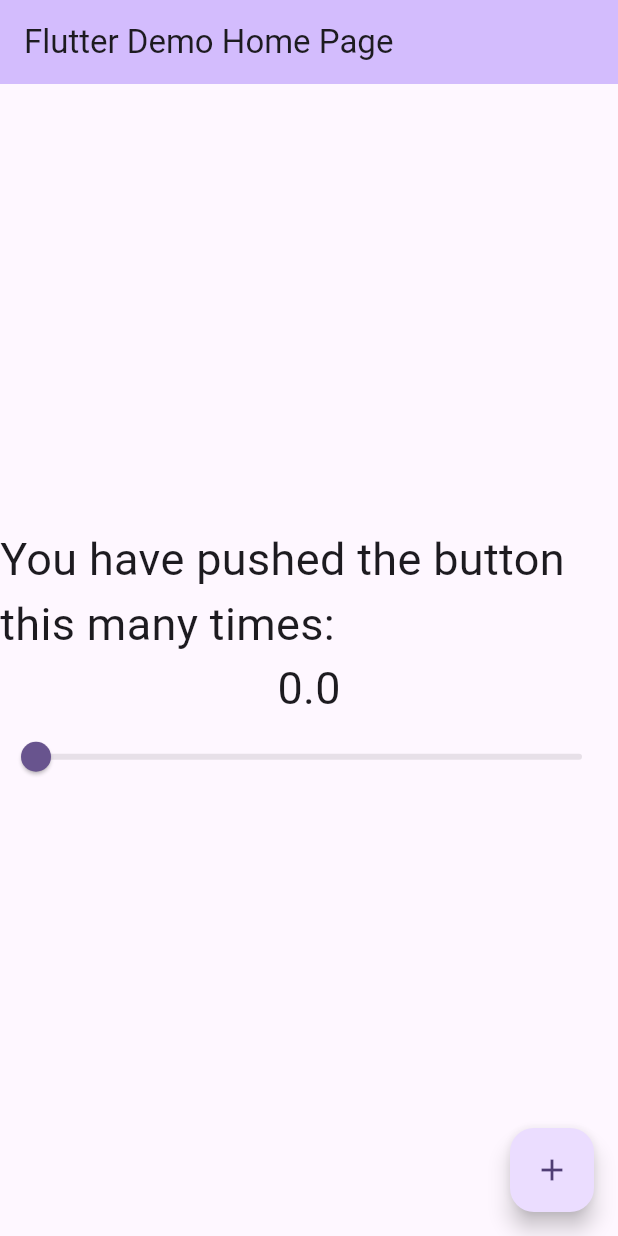
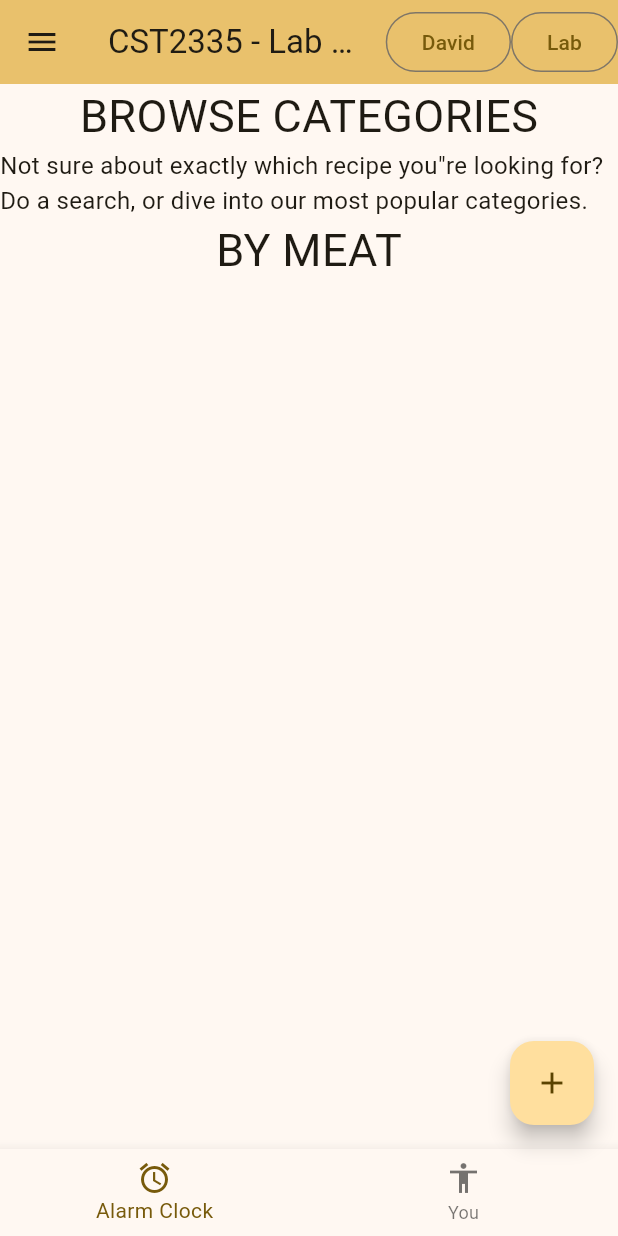
Before and after one commit to flyingV92/my_CST2335_labs, a Flutter app: the screen it shows after launch, on a phone screen of 412 x 824 dp. Run offline on Flutter 3.47's test engine with Material 3 defaults, Android fonts, the phone set to English and light mode, and no system bars.

Commit message:
finished navigation drawer

```diff
--- a/lib/main.dart
+++ b/lib/main.dart
@@ -11,27 +11,14 @@ class MyApp extends StatelessWidget {
   @override
   Widget build(BuildContext context) {
     return MaterialApp(
-      title: 'Flutter Demo',
+      title: 'My_CST2235_Labs',
       theme: ThemeData(
-        // This is the theme of your application.
-        //
-        // TRY THIS: Try running your application with "flutter run". You'll see
-        // the application has a purple toolbar. Then, without quitting the app,
-        // try changing the seedColor in the colorScheme below to Colors.green
-        // and then invoke "hot reload" (save your changes or press the "hot
-        // reload" button in a Flutter-supported IDE, or press "r" if you used
-        // the command line to start the app).
-        //
-        // Notice that the counter didn't reset back to zero; the application
-        // state is not lost during the reload. To reset the state, use hot
-        // restart instead.
-        //
-        // This works for code too, not just values: Most code changes can be
-        // tested with just a hot reload.
-        colorScheme: ColorScheme.fromSeed(seedColor: Colors.deepPurple),
+       colorScheme: ColorScheme.fromSeed(seedColor: Colors.amber),
         useMaterial3: true,
       ),
-      home: const MyHomePage(title: 'Flutter Demo Home Page'),
+      home: const MyHomePage(title: 'CST2335 - Lab 2 - W25'),
+        debugShowCheckedModeBanner: false,
+
     );
   }
 }
@@ -78,30 +65,35 @@ class _MyHomePageState extends State<MyHomePage> {
     Widget build(BuildContext context) {
 
     return Scaffold(
+      drawer:Drawer(child:Text("Hello, I made the burger!")),
     appBar: AppBar(
-        // TRY THIS: Try changing the color here to a specific color (to
-        // Colors.amber, perhaps?) and trigger a hot reload to see the AppBar
-        // change color while the other colors stay the same.
+
     backgroundColor: Theme.of(context).colorScheme.inversePrimary,
     // Here we take the value from the MyHomePage object that was created by
     // the App.build method, and use it to set our appbar title.
     title: Text(widget.title),
+        actions: [
+          OutlinedButton(onPressed: () { }, child:Text("David")),
+          OutlinedButton(onPressed: (){ }, child: Text("Lab"))]
       ),
       body: Center(
 
         child: Column(
-          mainAxisAlignment: MainAxisAlignment.center,
+          mainAxisAlignment: MainAxisAlignment.start,
           children: <Widget>[
              Text(
-              'You have pushed the button this many times:',
+              'BROWSE CATEGORIES',
                 style: TextStyle(fontSize: myFontSize )
             ),
             Text(
-              '$_counter',
+              'Not sure about exactly which recipe you"re looking for? Do a search, or dive into our most popular categories.',
+              style: TextStyle(fontSize: 16 )
+            ),
+            Text(
+                'BY MEAT',
                 style: TextStyle(fontSize: myFontSize )
             ),
 
-            Slider(value: _counter, max:100.0, onChanged: setNewValue, min: 0.0)
           ],
         ),
       ),
@@ -110,6 +102,11 @@ class _MyHomePageState extends State<MyHomePage> {
         tooltip: 'Increment',
         child: const Icon(Icons.add),
       ), // This trailing comma makes auto-formatting nicer for build methods.
-    );
+        bottomNavigationBar: BottomNavigationBar(items: [
+          BottomNavigationBarItem( icon: Icon(Icons.access_alarm), label: 'Alarm Clock' ),
+          BottomNavigationBarItem( icon: Icon(Icons.accessibility), label: 'You'  ),
+        ],
+          onTap: (buttonIndex) {  } ,
+        ));
   }
 }
```
Lines whose indentation alone changed are shown as unchanged.
